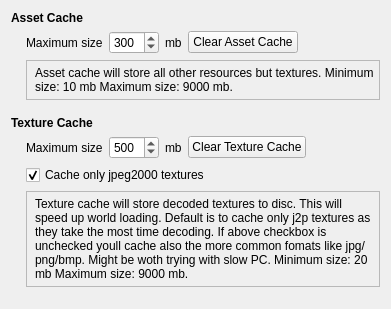
The window that UiModule/ui/CacheSettingsWidget.ui (realXtend/tundra) describes before a commit, drawn with Qt 5.
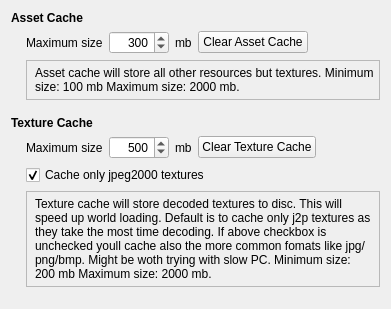
The same window after the commit.

Commit message: Texture caches: Changing defaults to be more sane, step to 10, limit cache size to 2000mb for now to fix a bug when you went over what int cant hold (mb count*1024).

```diff
--- a/UiModule/ui/CacheSettingsWidget.ui
+++ b/UiModule/ui/CacheSettingsWidget.ui
@@ -54,7 +54,7 @@
         <widget class="QSpinBox" name="spinBox_assets">
          <property name="minimumSize">
           <size>
-           <width>50</width>
+           <width>60</width>
            <height>0</height>
           </size>
          </property>
@@ -64,11 +64,20 @@
            <height>16777215</height>
           </size>
          </property>
+         <property name="alignment">
+          <set>Qt::AlignRight|Qt::AlignTrailing|Qt::AlignVCenter</set>
+         </property>
+         <property name="correctionMode">
+          <enum>QAbstractSpinBox::CorrectToNearestValue</enum>
+         </property>
          <property name="minimum">
-          <number>10</number>
+          <number>100</number>
          </property>
          <property name="maximum">
-          <number>9000</number>
+          <number>2000</number>
+         </property>
+         <property name="singleStep">
+          <number>10</number>
          </property>
          <property name="value">
           <number>300</number>
@@ -125,7 +134,7 @@
         <enum>QFrame::StyledPanel</enum>
        </property>
        <property name="text">
-        <string>Asset cache will store all other resources but textures. Minimum size: 10 mb Maximum size: 9000 mb.</string>
+        <string>Asset cache will store all other resources but textures. Minimum size: 100 mb Maximum size: 2000 mb.</string>
        </property>
        <property name="wordWrap">
         <bool>true</bool>
@@ -183,7 +192,7 @@
         <widget class="QSpinBox" name="spinBox_textures">
          <property name="minimumSize">
           <size>
-           <width>50</width>
+           <width>60</width>
            <height>0</height>
           </size>
          </property>
@@ -193,11 +202,20 @@
            <height>16777215</height>
           </size>
          </property>
+         <property name="alignment">
+          <set>Qt::AlignRight|Qt::AlignTrailing|Qt::AlignVCenter</set>
+         </property>
+         <property name="correctionMode">
+          <enum>QAbstractSpinBox::CorrectToNearestValue</enum>
+         </property>
          <property name="minimum">
-          <number>20</number>
+          <number>200</number>
          </property>
          <property name="maximum">
-          <number>9000</number>
+          <number>2000</number>
+         </property>
+         <property name="singleStep">
+          <number>10</number>
          </property>
          <property name="value">
           <number>500</number>
@@ -269,7 +287,7 @@
           <enum>QFrame::StyledPanel</enum>
          </property>
          <property name="text">
-          <string>Texture cache will store decoded textures to disc. This will speed up world loading. Default is to cache only j2p textures as they take the most time decoding. If above checkbox is unchecked youll cache also the more common fomats like jpg/png/bmp. Might be woth trying with slow PC. Minimum size: 20 mb Maximum size: 9000 mb.</string>
+          <string>Texture cache will store decoded textures to disc. This will speed up world loading. Default is to cache only j2p textures as they take the most time decoding. If above checkbox is unchecked youll cache also the more common fomats like jpg/png/bmp. Might be woth trying with slow PC. Minimum size: 200 mb Maximum size: 2000 mb.</string>
          </property>
          <property name="wordWrap">
           <bool>true</bool>
```
